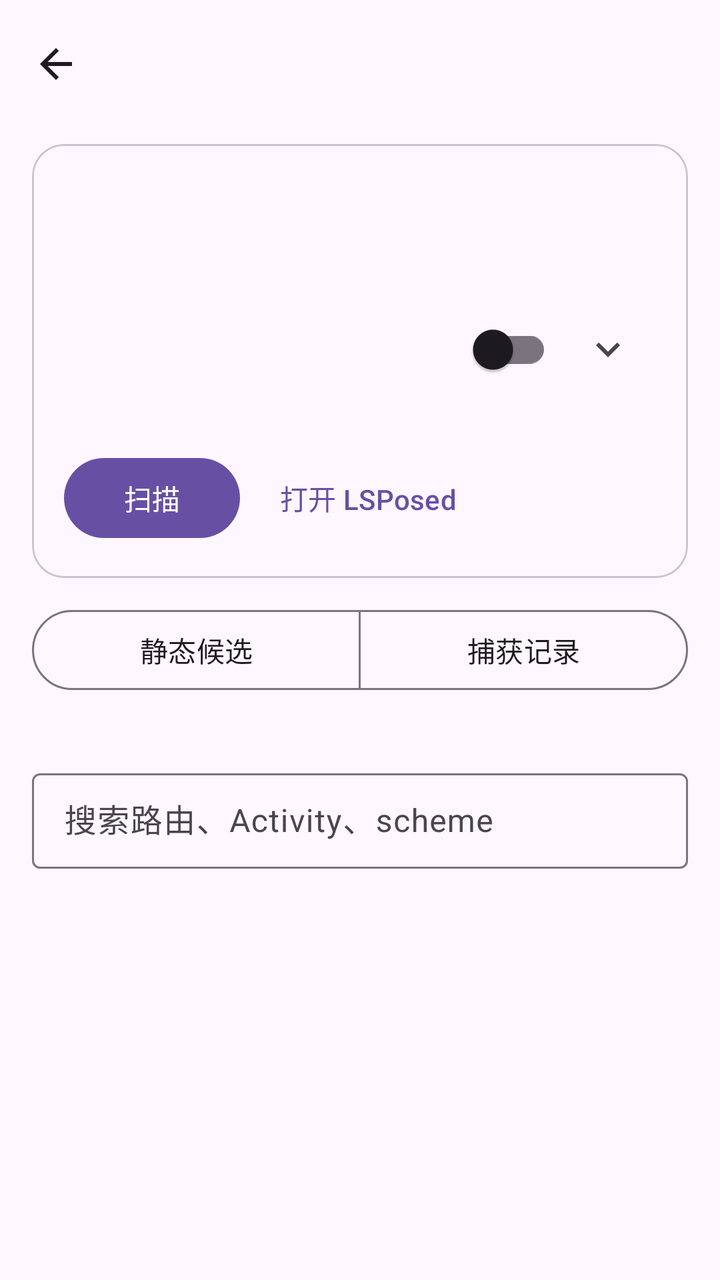
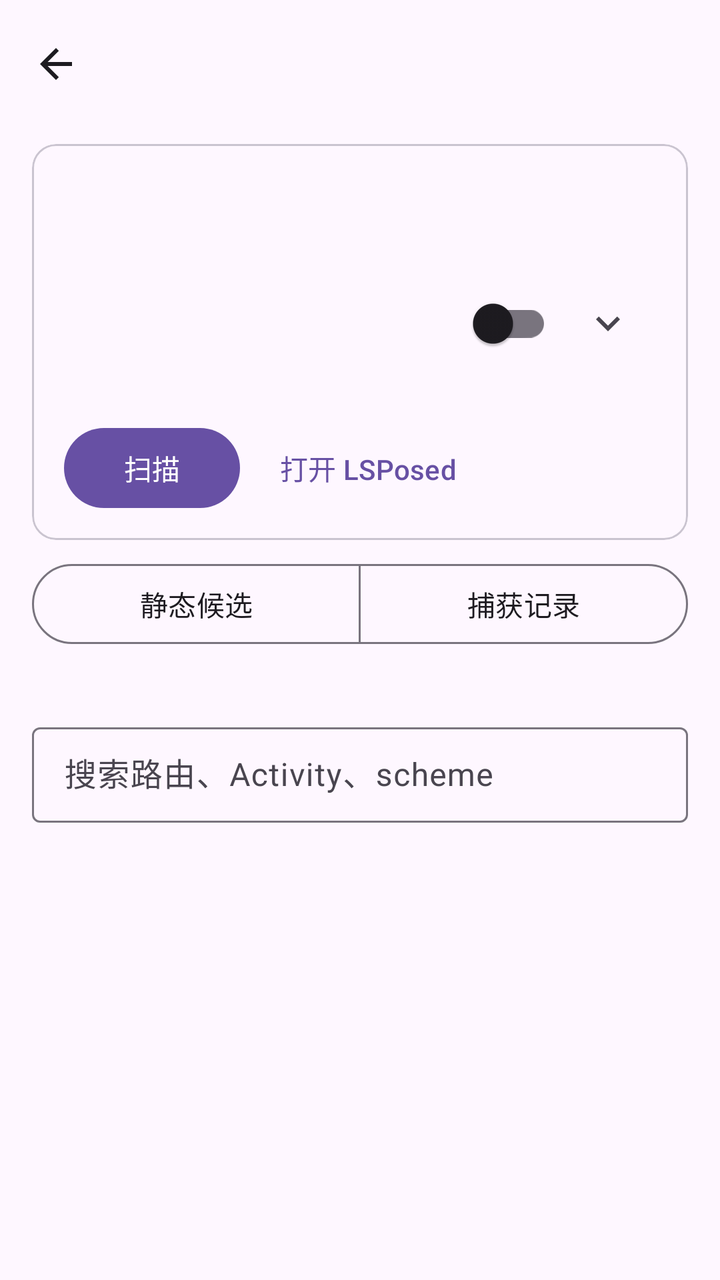

Compare the two renders of this Android layout. The source of the first and the diff that turns it into the second are given below.
<!-- AndroidManifest.xml: application theme Theme.Intentprobe -->
<!-- res/layout/activity_app_detail.xml -->
<?xml version="1.0" encoding="utf-8"?>
<LinearLayout xmlns:android="http://schemas.android.com/apk/res/android"
    xmlns:app="http://schemas.android.com/apk/res-auto"
    android:id="@+id/root"
    android:layout_width="match_parent"
    android:layout_height="match_parent"
    android:orientation="vertical">

    <com.google.android.material.appbar.MaterialToolbar
        android:id="@+id/toolbar"
        android:layout_width="match_parent"
        android:layout_height="?attr/actionBarSize"
        app:navigationIcon="@drawable/ic_arrow_back" />

    <LinearLayout
        android:layout_width="match_parent"
        android:layout_height="match_parent"
        android:orientation="vertical"
        android:paddingStart="16dp"
        android:paddingTop="8dp"
        android:paddingEnd="16dp">

        <com.google.android.material.card.MaterialCardView
            android:layout_width="match_parent"
            android:layout_height="wrap_content"
            app:cardCornerRadius="16dp"
            app:cardElevation="0dp">

            <LinearLayout
                android:layout_width="match_parent"
                android:layout_height="wrap_content"
                android:orientation="vertical"
                android:padding="16dp">

                <TextView
                    android:id="@+id/tv_app_label"
                    android:layout_width="match_parent"
                    android:layout_height="wrap_content"
                    android:textAppearance="?attr/textAppearanceHeadlineSmall"
                    android:textStyle="bold" />

                <TextView
                    android:id="@+id/tv_app_pkg"
                    android:layout_width="match_parent"
                    android:layout_height="wrap_content"
                    android:layout_marginTop="2dp"
                    android:textAppearance="?attr/textAppearanceBodySmall"
                    android:textColor="?attr/colorOnSurfaceVariant" />

                <LinearLayout
                    android:layout_width="match_parent"
                    android:layout_height="wrap_content"
                    android:layout_marginTop="12dp"
                    android:gravity="center_vertical"
                    android:orientation="horizontal">

                    <TextView
                        android:id="@+id/tv_connection"
                        android:layout_width="0dp"
                        android:layout_height="wrap_content"
                        android:layout_weight="1"
                        android:textAppearance="?attr/textAppearanceBodyMedium" />

                    <com.google.android.material.switchmaterial.SwitchMaterial
                        android:id="@+id/switch_probe"
                        android:layout_width="wrap_content"
                        android:layout_height="wrap_content" />

                    <ImageButton
                        android:id="@+id/btn_toggle_detail"
                        android:layout_width="48dp"
                        android:layout_height="48dp"
                        android:layout_marginStart="4dp"
                        android:background="?attr/selectableItemBackgroundBorderless"
                        android:contentDescription="@string/header_expand"
                        android:padding="12dp"
                        android:src="@drawable/ic_expand_more" />
                </LinearLayout>

                <TextView
                    android:id="@+id/tv_connection_detail"
                    android:layout_width="match_parent"
                    android:layout_height="wrap_content"
                    android:layout_marginTop="2dp"
                    android:textAppearance="?attr/textAppearanceBodySmall"
                    android:textColor="?attr/colorOnSurfaceVariant" />

                <TextView
                    android:id="@+id/tv_connection_summary"
                    android:layout_width="match_parent"
                    android:layout_height="wrap_content"
                    android:layout_marginTop="2dp"
                    android:ellipsize="end"
                    android:maxLines="1"
                    android:textAppearance="?attr/textAppearanceBodySmall"
                    android:textColor="?attr/colorOnSurfaceVariant"
                    android:visibility="gone" />

                <LinearLayout
                    android:layout_width="match_parent"
                    android:layout_height="wrap_content"
                    android:layout_marginTop="8dp"
                    android:orientation="horizontal">

                    <com.google.android.material.button.MaterialButton
                        android:id="@+id/btn_scan"
                        android:layout_width="wrap_content"
                        android:layout_height="wrap_content"
                        android:text="@string/scan" />

                    <com.google.android.material.button.MaterialButton
                        android:id="@+id/btn_lsposed"
                        style="@style/Widget.Material3.Button.TextButton"
                        android:layout_width="wrap_content"
                        android:layout_height="wrap_content"
                        android:layout_marginStart="8dp"
                        android:text="@string/open_lsposed" />
                </LinearLayout>
            </LinearLayout>
        </com.google.android.material.card.MaterialCardView>

        <com.google.android.material.button.MaterialButtonToggleGroup
            android:id="@+id/toggle_group"
            android:layout_width="match_parent"
            android:layout_height="wrap_content"
            android:layout_marginTop="12dp"
            app:singleSelection="true"
            app:selectionRequired="true">

            <com.google.android.material.button.MaterialButton
                android:id="@+id/btn_tab_routes"
                style="@style/Widget.Material3.Button.OutlinedButton"
                android:layout_width="0dp"
                android:layout_height="wrap_content"
                android:layout_weight="1"
                android:text="@string/tab_routes" />

            <com.google.android.material.button.MaterialButton
                android:id="@+id/btn_tab_captures"
                style="@style/Widget.Material3.Button.OutlinedButton"
                android:layout_width="0dp"
                android:layout_height="wrap_content"
                android:layout_weight="1"
                android:text="@string/tab_captures" />
        </com.google.android.material.button.MaterialButtonToggleGroup>

        <TextView
            android:id="@+id/tv_hint"
            android:layout_width="match_parent"
            android:layout_height="wrap_content"
            android:layout_marginTop="8dp"
            android:textAppearance="?attr/textAppearanceBodySmall"
            android:textColor="?attr/colorOnSurfaceVariant" />

        <com.google.android.material.textfield.TextInputLayout
            android:id="@+id/route_search_layout"
            style="@style/Widget.Material3.TextInputLayout.OutlinedBox.Dense"
            android:layout_width="match_parent"
            android:layout_height="wrap_content"
            android:layout_marginTop="8dp"
            android:hint="@string/routes_search_hint">

            <com.google.android.material.textfield.TextInputEditText
                android:id="@+id/route_search"
                android:layout_width="match_parent"
                android:layout_height="wrap_content"
                android:imeOptions="actionSearch"
                android:inputType="text"
                android:maxLines="1" />
        </com.google.android.material.textfield.TextInputLayout>

        <FrameLayout
            android:layout_width="match_parent"
            android:layout_height="0dp"
            android:layout_weight="1">

            <androidx.recyclerview.widget.RecyclerView
                android:id="@+id/recycler"
                android:layout_width="match_parent"
                android:layout_height="match_parent"
                android:clipToPadding="false"
                android:paddingTop="4dp"
                android:paddingBottom="24dp" />

            <LinearLayout
                android:id="@+id/empty"
                android:layout_width="match_parent"
                android:layout_height="match_parent"
                android:gravity="center"
                android:orientation="vertical"
                android:padding="32dp">

                <ProgressBar
                    android:id="@+id/progress"
                    android:layout_width="32dp"
                    android:layout_height="32dp"
                    android:indeterminate="true"
                    android:visibility="gone" />

                <TextView
                    android:id="@+id/tv_empty"
                    android:layout_width="wrap_content"
                    android:layout_height="wrap_content"
                    android:gravity="center"
                    android:textAppearance="?attr/textAppearanceBodyMedium" />
            </LinearLayout>
        </FrameLayout>
    </LinearLayout>
</LinearLayout>
<!-- resources referenced by this layout -->
<resources>
  <!-- drawable ic_arrow_back (drawable) -->
  <?xml version="1.0" encoding="utf-8"?>
  <vector xmlns:android="http://schemas.android.com/apk/res/android"
      android:width="24dp"
      android:height="24dp"
      android:viewportWidth="24"
      android:viewportHeight="24">
      <path
          android:fillColor="?attr/colorOnSurface"
          android:pathData="M20,11H7.83l5.59,-5.59L12,4l-8,8 8,8 1.41,-1.41L7.83,13H20v-2z" />
  </vector>
  <!-- drawable ic_expand_more (drawable) -->
  <?xml version="1.0" encoding="utf-8"?>
  <vector xmlns:android="http://schemas.android.com/apk/res/android"
      android:width="24dp"
      android:height="24dp"
      android:viewportWidth="24"
      android:viewportHeight="24">
      <path
          android:fillColor="?attr/colorOnSurfaceVariant"
          android:pathData="M16.59,8.59L12,13.17 7.41,8.59 6,10l6,6 6,-6z" />
  </vector>
  <string name="header_expand">展开详情</string>
  <string name="open_lsposed">打开 LSPosed</string>
  <string name="routes_search_hint">搜索路由、Activity、scheme</string>
  <string name="scan">扫描</string>
  <string name="tab_captures">捕获记录</string>
  <string name="tab_routes">静态候选</string>
  <style name="Theme.Intentprobe" parent="Theme.Material3.DayNight.NoActionBar">
          <item name="android:windowLightStatusBar">true</item>
      </style>
</resources>

<!-- the commit's change to res/layout/activity_app_detail.xml (unified diff, before → after) -->
@@ -23,20 +23,24 @@
         <com.google.android.material.card.MaterialCardView
             android:layout_width="match_parent"
             android:layout_height="wrap_content"
-            app:cardCornerRadius="16dp"
+            app:cardCornerRadius="12dp"
             app:cardElevation="0dp">
 
             <LinearLayout
+                android:id="@+id/header_content"
                 android:layout_width="match_parent"
                 android:layout_height="wrap_content"
                 android:orientation="vertical"
-                android:padding="16dp">
+                android:paddingStart="16dp"
+                android:paddingTop="12dp"
+                android:paddingEnd="16dp"
+                android:paddingBottom="12dp">
 
                 <TextView
                     android:id="@+id/tv_app_label"
                     android:layout_width="match_parent"
                     android:layout_height="wrap_content"
-                    android:textAppearance="?attr/textAppearanceHeadlineSmall"
+                    android:textAppearance="?attr/textAppearanceTitleLarge"
                     android:textStyle="bold" />
 
                 <TextView
@@ -50,7 +54,7 @@
                 <LinearLayout
                     android:layout_width="match_parent"
                     android:layout_height="wrap_content"
-                    android:layout_marginTop="12dp"
+                    android:layout_marginTop="6dp"
                     android:gravity="center_vertical"
                     android:orientation="horizontal">
 
@@ -99,7 +103,7 @@
                 <LinearLayout
                     android:layout_width="match_parent"
                     android:layout_height="wrap_content"
-                    android:layout_marginTop="8dp"
+                    android:layout_marginTop="6dp"
                     android:orientation="horizontal">
 
                     <com.google.android.material.button.MaterialButton
@@ -123,7 +127,7 @@
             android:id="@+id/toggle_group"
             android:layout_width="match_parent"
             android:layout_height="wrap_content"
-            android:layout_marginTop="12dp"
+            android:layout_marginTop="8dp"
             app:singleSelection="true"
             app:selectionRequired="true">
 
